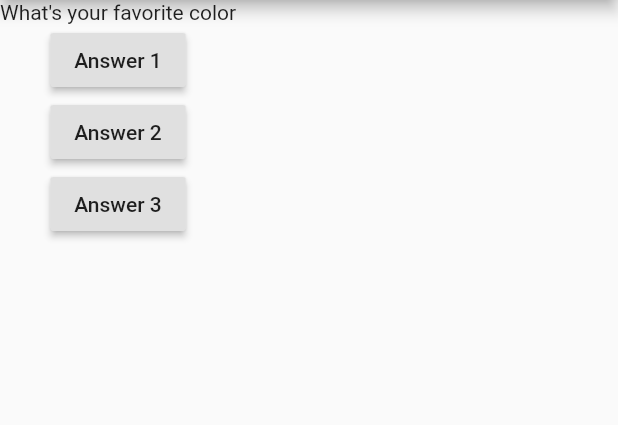
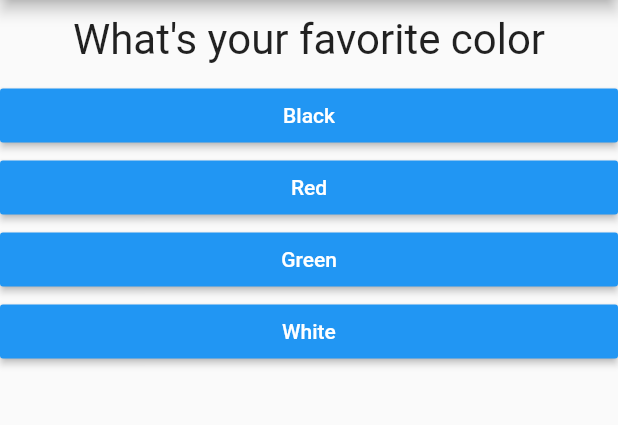
Before and after one commit to emmanuelnwogbo/flutter_-_dart_playground_maximillian, a Flutter app: the screen it shows after launch, on a phone screen of 412 x 824 dp, the part 84-509 px from its top. Run offline on Flutter 3.47's test engine with Material 2 defaults, Android fonts, the phone set to English and light mode, and no system bars.

Commit message:
rendering widgets conditionally with Dart terenery operators

```diff
--- /dev/null
+++ b/lib/answer.dart
@@ -0,0 +1,53 @@
+import 'package:flutter/material.dart';
+
+class Answer extends StatelessWidget {
+  final Function selectHandler;
+  final String answerText;
+
+  Answer(this.selectHandler, this.answerText);
+
+  @override
+  Widget build(BuildContext context) {
+    return Container (
+      width: double.infinity,
+      child: RaisedButton(
+        color: Colors.blue,
+        textColor: Colors.white,
+        child: Text(answerText),
+        onPressed: selectHandler
+      )
+    );
+  }
+}
+
+/*class Answer extends StatelessWidget {
+  final _answerQuestion;
+
+  Answer(this._answerQuestion);
+
+  final btnVals = [
+    'Answer 1',
+    'Answer 2',
+    'Answer 3',
+  ];
+
+  Widget _returnAnswerBtns() {
+    return new Column(children: btnVals.map((item) => Container(
+      width: double.infinity,
+      child: RaisedButton(
+      child: Text(item),
+      color: Colors.blue,
+      onPressed: _answerQuestion
+      ))).toList());
+  }
+
+  @override
+  Widget build(BuildContext context) {
+    return Center(
+      child: Container(
+        width: double.infinity,
+        child: _returnAnswerBtns()
+      )
+    );
+  }
+}*/
--- a/lib/main.dart
+++ b/lib/main.dart
@@ -1,6 +1,7 @@
 import 'package:flutter/material.dart';
 
 import './question.dart';
+import './answer.dart';
 
 /*void main() {
   runApp(MyApp());
@@ -20,31 +21,42 @@ class MyApp extends StatefulWidget {
 class _MyAppState extends State<MyApp> {
   var _questionIndex = 0;
 
+    final questions = const [
+      {
+        'questionText': 'What\'s your favorite color',
+        'answers': [
+          'Black', 'Red', 'Green', 'White'
+        ]
+      },
+      {
+        'questionText': 'What\'s your favorite animal',
+        'answers': [
+          'Rabbit', 'Snake', 'Elephant', 'Lion'
+        ]
+      },
+      {
+        'questionText': 'Who\'s your favorite instructor',
+        'answers': [
+          'Max', 'Stephen', 'Emmanuel', 'Brad'
+        ]
+      },
+    ];
+
   void _answerQuestion() {
+    /*if (_questionIndex > 1) {
+      return;
+    }*/
     setState(() {
       _questionIndex = _questionIndex + 1;
     });
     print(_questionIndex);
+    if (_questionIndex < questions.length) {
+        print('We have more questions');
+    }
   }
 
   @override //@override is provided by Dart not by Flutter
   Widget build(BuildContext context) {
-
-    var questions = [
-      'What\'s your favorite color',
-      'What\'s your favorite animal',
-      'What\'s your favorite movie'
-    ];
-
-    var btnVals = [
-      'Answer 1',
-      'Answer 2',
-      'Answer 3',
-    ];
-
-    Widget _returnAnswerBtns() {
-      return new Column(children: btnVals.map((item) => RaisedButton(child: Text(item), onPressed: _answerQuestion)).toList());
-    }
 
     return MaterialApp(
       home: Scaffold(
@@ -52,14 +64,19 @@ class _MyAppState extends State<MyApp> {
               title: Text(
             'My first Flutter App',
           )),
-          body: Column(
+          body: _questionIndex < questions.length ? Column(
             children: [
-              Question(questions[_questionIndex]),
-              _returnAnswerBtns(),
+              Question(questions[_questionIndex]['questionText']),
+              ...(questions[_questionIndex]['answers'] as List<String>).map((answer) {
+                return Answer(_answerQuestion, answer);
+              }).toList()
+              //Answer(_answerQuestion),
               //RaisedButton(child: Text('Answer 2'), onPressed: _answerQuestion),
               //RaisedButton(child: Text('Answer 3'), onPressed: () => print('Answer is awesome yo')),
             ],
-          )),
+          ): Center(
+            child: Text('You did it!'),
+          ))
     );
   }
 }
--- a/lib/question.dart
+++ b/lib/question.dart
@@ -1,13 +1,21 @@
 import 'package:flutter/material.dart';
 
 class Question extends StatelessWidget {
-  String questionText;
+  final String
+      questionText; //final tells Dart that the value will never change after its initialization in the constructor
 
   //passing data to a widget through its contructor below
   Question(this.questionText);
 
   @override
   Widget build(BuildContext context) {
-    return Text(questionText);
+    return Container(
+      width: double.infinity,
+      margin: EdgeInsets.all(10),
+      child: Text(
+      questionText,
+      style: TextStyle(fontSize: 28),
+      textAlign: TextAlign.center,
+      ));
   }
 }
```
